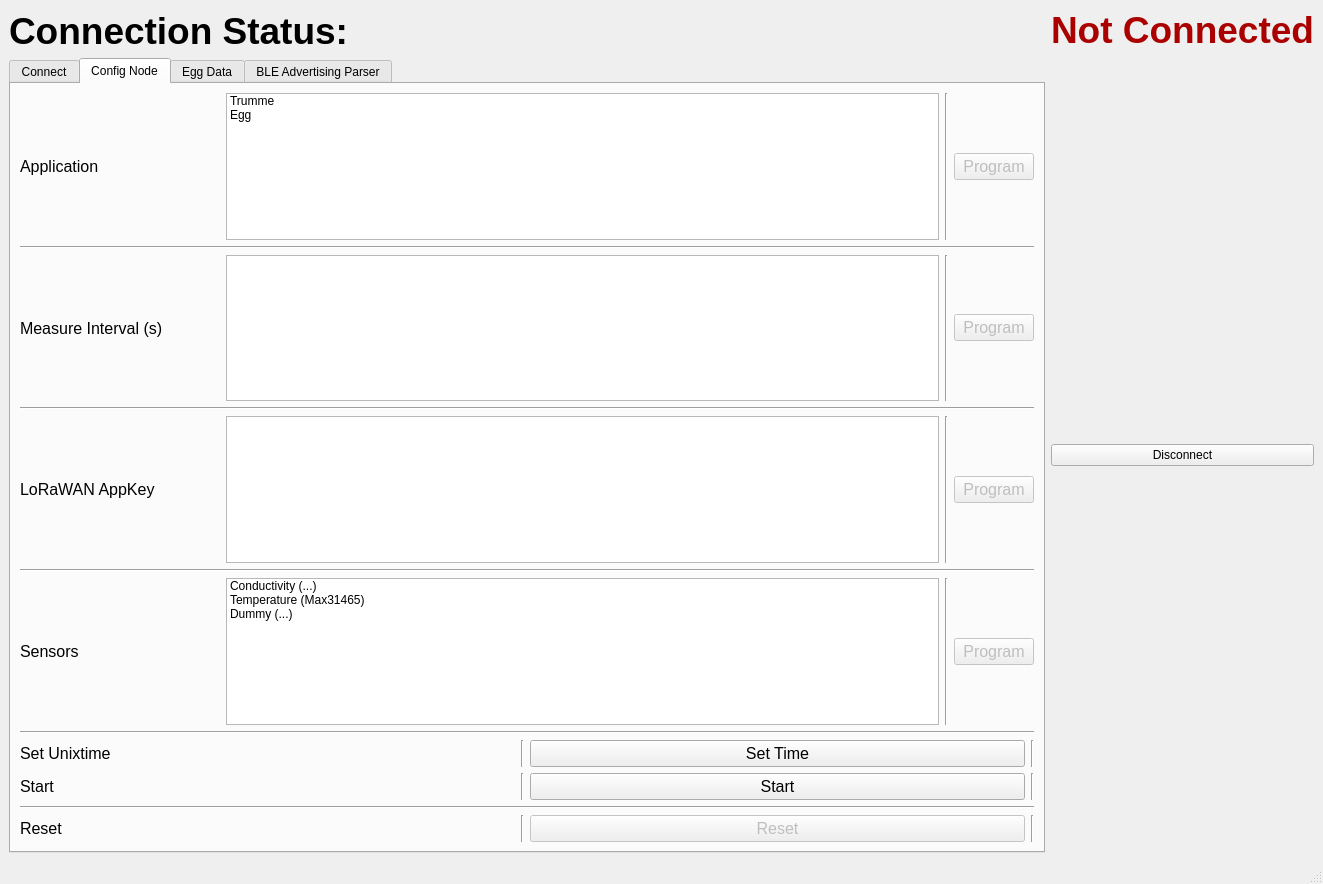
FTZ-CyberSec/WGS4.0_BLE_Configuration_App, file MainUI.ui: the form before one commit.
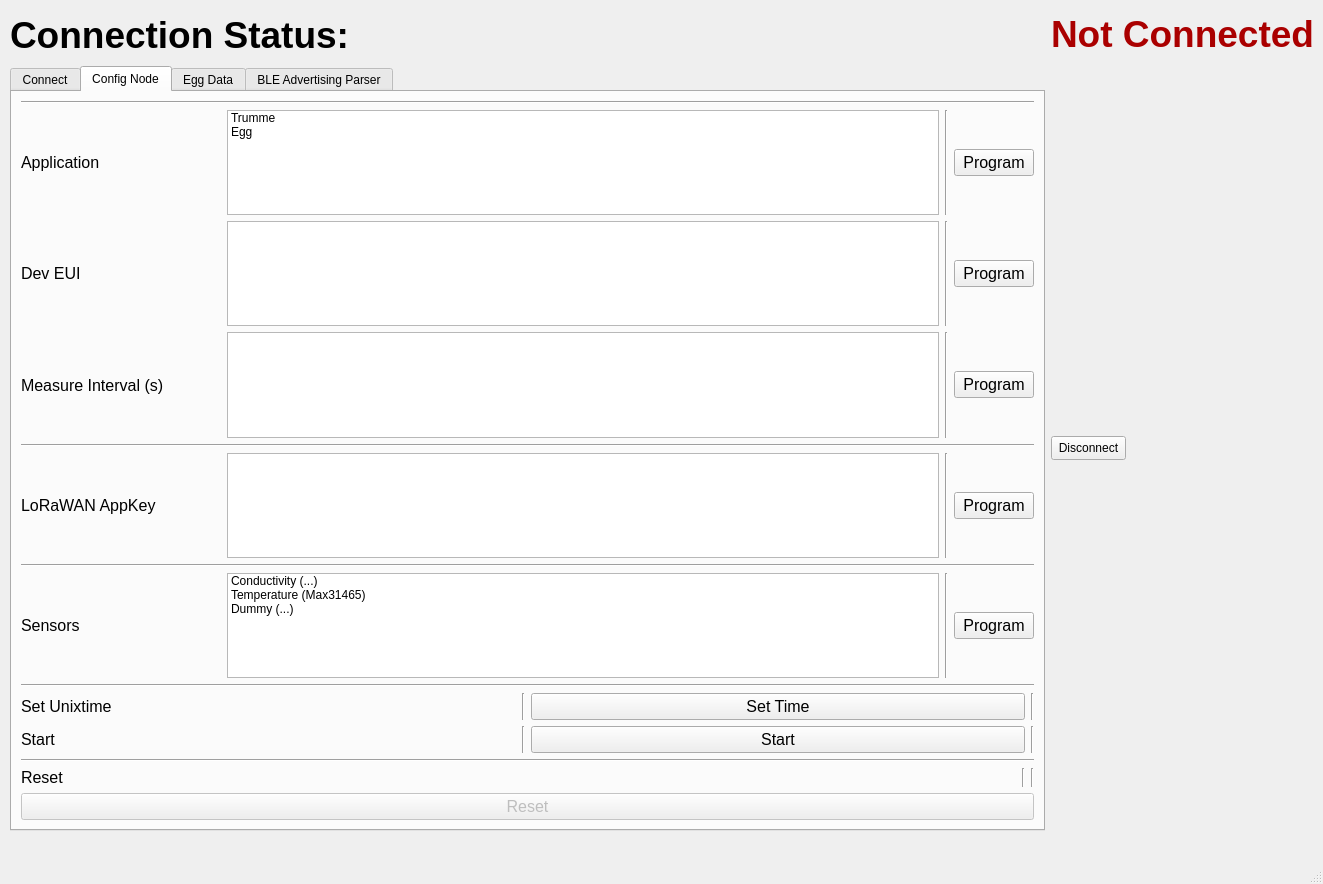
The form after the commit. The open tabs and pages were chosen to show the change.

Patch:
```diff
--- a/MainUI.ui
+++ b/MainUI.ui
@@ -26,55 +26,15 @@
    <enum>QTabWidget::Rounded</enum>
   </property>
   <widget class="QWidget" name="centralwidget">
-   <layout class="QGridLayout" name="gridLayout_2">
-    <item row="0" column="0">
-     <layout class="QGridLayout" name="gridLayout">
-      <property name="sizeConstraint">
-       <enum>QLayout::SetDefaultConstraint</enum>
-      </property>
-      <item row="0" column="0">
-       <widget class="QLabel" name="connectionLabel">
-        <property name="font">
-         <font>
-          <pointsize>28</pointsize>
-          <weight>75</weight>
-          <bold>true</bold>
-         </font>
-        </property>
-        <property name="text">
-         <string>Connection Status: </string>
-        </property>
-       </widget>
-      </item>
-      <item row="1" column="1">
-       <widget class="QPushButton" name="disconnectButton">
-        <property name="text">
-         <string>Disconnect</string>
-        </property>
-       </widget>
-      </item>
-      <item row="0" column="1">
-       <widget class="QLabel" name="connectionStatusLabel">
-        <property name="font">
-         <font>
-          <pointsize>28</pointsize>
-          <weight>75</weight>
-          <bold>true</bold>
-         </font>
-        </property>
-        <property name="toolTip">
-         <string>&lt;html&gt;&lt;head/&gt;&lt;body&gt;&lt;p&gt;ss&lt;/p&gt;&lt;/body&gt;&lt;/html&gt;</string>
-        </property>
-        <property name="whatsThis">
-         <string>&lt;html&gt;&lt;head/&gt;&lt;body&gt;&lt;p&gt;Connection Status&lt;/p&gt;&lt;/body&gt;&lt;/html&gt;</string>
-        </property>
-        <property name="text">
-         <string>&lt;html&gt;&lt;head/&gt;&lt;body&gt;&lt;p&gt;&lt;span style=&quot; color:#aa0000;&quot;&gt;Not Connected&lt;/span&gt;&lt;/p&gt;&lt;/body&gt;&lt;/html&gt;</string>
-        </property>
-       </widget>
-      </item>
-      <item row="1" column="0">
        <widget class="QTabWidget" name="tabWidget">
+    <property name="geometry">
+     <rect>
+      <x>10</x>
+      <y>66</y>
+      <width>1035</width>
+      <height>765</height>
+     </rect>
+    </property>
         <property name="sizePolicy">
          <sizepolicy hsizetype="Expanding" vsizetype="Expanding">
           <horstretch>0</horstretch>
@@ -231,144 +191,58 @@
           <string>Config Node</string>
          </attribute>
          <layout class="QGridLayout" name="gridLayout_5">
-          <item row="0" column="0">
-           <layout class="QVBoxLayout" name="verticalLayout_2">
-            <item>
-             <layout class="QHBoxLayout" name="horizontalLayout_5">
-              <item>
-               <widget class="QLabel" name="label_2">
-                <property name="minimumSize">
-                 <size>
-                  <width>200</width>
-                  <height>0</height>
-                 </size>
-                </property>
-                <property name="font">
-                 <font>
-                  <pointsize>12</pointsize>
-                 </font>
-                </property>
-                <property name="text">
-                 <string>Application</string>
-                </property>
-               </widget>
-              </item>
-              <item>
-               <widget class="QListWidget" name="configListApp">
-                <item>
-                 <property name="text">
-                  <string>Trumme</string>
-                 </property>
-                 <property name="statusTip">
-                  <string>Trummenanwendungsfall</string>
-                 </property>
-                 <property name="whatsThis">
-                  <string>Trummenanwendungsfall</string>
-                 </property>
-                </item>
-                <item>
-                 <property name="text">
-                  <string>Egg</string>
-                 </property>
-                </item>
-               </widget>
-              </item>
-              <item>
-               <widget class="Line" name="line_9">
-                <property name="orientation">
-                 <enum>Qt::Vertical</enum>
-                </property>
-               </widget>
-              </item>
-              <item>
-               <widget class="QPushButton" name="configProgramButtonApp">
-                <property name="enabled">
-                 <bool>false</bool>
-                </property>
-                <property name="font">
-                 <font>
-                  <pointsize>12</pointsize>
-                 </font>
-                </property>
-                <property name="text">
-                 <string>Program</string>
-                </property>
-               </widget>
-              </item>
-             </layout>
-            </item>
-            <item>
-             <widget class="Line" name="line_3">
-              <property name="orientation">
-               <enum>Qt::Horizontal</enum>
-              </property>
-             </widget>
-            </item>
-           </layout>
-          </item>
-          <item row="1" column="0">
-           <layout class="QVBoxLayout" name="verticalLayout_3">
-            <item>
-             <layout class="QHBoxLayout" name="horizontalLayout_4">
-              <item>
-               <widget class="QLabel" name="label_3">
-                <property name="minimumSize">
-                 <size>
-                  <width>200</width>
-                  <height>0</height>
-                 </size>
-                </property>
-                <property name="font">
-                 <font>
-                  <pointsize>12</pointsize>
-                 </font>
-                </property>
-                <property name="text">
-                 <string>Measure Interval (s)</string>
-                </property>
-               </widget>
-              </item>
-              <item>
-               <widget class="QTextEdit" name="configFieldMeasureTime">
-                <property name="styleSheet">
-                 <string notr="true"/>
-                </property>
-               </widget>
-              </item>
-              <item>
-               <widget class="Line" name="line_10">
-                <property name="orientation">
-                 <enum>Qt::Vertical</enum>
-                </property>
-               </widget>
-              </item>
-              <item>
-               <widget class="QPushButton" name="configProgramButtonMeasureInterval">
-                <property name="enabled">
-                 <bool>false</bool>
-                </property>
-                <property name="font">
-                 <font>
-                  <pointsize>12</pointsize>
-                 </font>
-                </property>
-                <property name="text">
-                 <string>Program</string>
-                </property>
-               </widget>
-              </item>
-             </layout>
-            </item>
-            <item>
-             <widget class="Line" name="line_4">
-              <property name="orientation">
-               <enum>Qt::Horizontal</enum>
-              </property>
-             </widget>
-            </item>
-           </layout>
-          </item>
           <item row="2" column="0">
+       <layout class="QHBoxLayout" name="horizontalLayout_8">
+        <item>
+         <widget class="QLabel" name="label_9">
+          <property name="minimumSize">
+           <size>
+            <width>200</width>
+            <height>0</height>
+           </size>
+          </property>
+          <property name="font">
+           <font>
+            <pointsize>12</pointsize>
+           </font>
+          </property>
+          <property name="text">
+           <string>Dev EUI</string>
+          </property>
+         </widget>
+        </item>
+        <item>
+         <widget class="QTextEdit" name="configFieldDevEUI">
+          <property name="styleSheet">
+           <string notr="true"/>
+          </property>
+         </widget>
+        </item>
+        <item>
+         <widget class="Line" name="line_15">
+          <property name="orientation">
+           <enum>Qt::Vertical</enum>
+          </property>
+         </widget>
+        </item>
+        <item>
+         <widget class="QPushButton" name="configButtonDevEUI">
+          <property name="enabled">
+           <bool>true</bool>
+          </property>
+          <property name="font">
+           <font>
+            <pointsize>12</pointsize>
+           </font>
+          </property>
+          <property name="text">
+           <string>Program</string>
+          </property>
+         </widget>
+        </item>
+       </layout>
+      </item>
+      <item row="4" column="0">
            <layout class="QVBoxLayout" name="verticalLayout_4">
             <item>
              <layout class="QHBoxLayout" name="horizontalLayout_7">
@@ -403,7 +277,7 @@
               <item>
                <widget class="QPushButton" name="configProgramButtonAppKey">
                 <property name="enabled">
-                 <bool>false</bool>
+             <bool>true</bool>
                 </property>
                 <property name="font">
                  <font>
@@ -426,7 +300,113 @@
             </item>
            </layout>
           </item>
-          <item row="3" column="0">
+      <item row="6" column="0">
+       <layout class="QHBoxLayout" name="horizontalLayout_6">
+        <item>
+         <widget class="QLabel" name="label_8">
+          <property name="font">
+           <font>
+            <pointsize>12</pointsize>
+           </font>
+          </property>
+          <property name="text">
+           <string>Set Unixtime</string>
+          </property>
+         </widget>
+        </item>
+        <item>
+         <widget class="Line" name="line_20">
+          <property name="orientation">
+           <enum>Qt::Vertical</enum>
+          </property>
+         </widget>
+        </item>
+        <item>
+         <widget class="QPushButton" name="configProgramButtonTime">
+          <property name="font">
+           <font>
+            <pointsize>12</pointsize>
+           </font>
+          </property>
+          <property name="text">
+           <string>Set Time</string>
+          </property>
+         </widget>
+        </item>
+        <item>
+         <widget class="Line" name="line_21">
+          <property name="orientation">
+           <enum>Qt::Vertical</enum>
+          </property>
+         </widget>
+        </item>
+       </layout>
+      </item>
+      <item row="1" column="0">
+       <layout class="QHBoxLayout" name="horizontalLayout_5">
+        <item>
+         <widget class="QLabel" name="label_2">
+          <property name="minimumSize">
+           <size>
+            <width>200</width>
+            <height>0</height>
+           </size>
+          </property>
+          <property name="font">
+           <font>
+            <pointsize>12</pointsize>
+           </font>
+          </property>
+          <property name="text">
+           <string>Application</string>
+          </property>
+         </widget>
+        </item>
+        <item>
+         <widget class="QListWidget" name="configListApp">
+          <item>
+           <property name="text">
+            <string>Trumme</string>
+           </property>
+           <property name="statusTip">
+            <string>Trummenanwendungsfall</string>
+           </property>
+           <property name="whatsThis">
+            <string>Trummenanwendungsfall</string>
+           </property>
+          </item>
+          <item>
+           <property name="text">
+            <string>Egg</string>
+           </property>
+          </item>
+         </widget>
+        </item>
+        <item>
+         <widget class="Line" name="line_9">
+          <property name="orientation">
+           <enum>Qt::Vertical</enum>
+          </property>
+         </widget>
+        </item>
+        <item>
+         <widget class="QPushButton" name="configProgramButtonApp">
+          <property name="enabled">
+           <bool>true</bool>
+          </property>
+          <property name="font">
+           <font>
+            <pointsize>12</pointsize>
+           </font>
+          </property>
+          <property name="text">
+           <string>Program</string>
+          </property>
+         </widget>
+        </item>
+       </layout>
+      </item>
+      <item row="5" column="0">
            <layout class="QVBoxLayout" name="verticalLayout_5">
             <item>
              <layout class="QHBoxLayout" name="horizontalLayout_3">
@@ -480,7 +460,7 @@
               <item>
                <widget class="QPushButton" name="configProgramButtonSensors">
                 <property name="enabled">
-                 <bool>false</bool>
+             <bool>true</bool>
                 </property>
                 <property name="font">
                  <font>
@@ -503,49 +483,7 @@
             </item>
            </layout>
           </item>
-          <item row="4" column="0">
-           <layout class="QHBoxLayout" name="horizontalLayout_6">
-            <item>
-             <widget class="QLabel" name="label_8">
-              <property name="font">
-               <font>
-                <pointsize>12</pointsize>
-               </font>
-              </property>
-              <property name="text">
-               <string>Set Unixtime</string>
-              </property>
-             </widget>
-            </item>
-            <item>
-             <widget class="Line" name="line_20">
-              <property name="orientation">
-               <enum>Qt::Vertical</enum>
-              </property>
-             </widget>
-            </item>
-            <item>
-             <widget class="QPushButton" name="configProgramButtonTime">
-              <property name="font">
-               <font>
-                <pointsize>12</pointsize>
-               </font>
-              </property>
-              <property name="text">
-               <string>Set Time</string>
-              </property>
-             </widget>
-            </item>
-            <item>
-             <widget class="Line" name="line_21">
-              <property name="orientation">
-               <enum>Qt::Vertical</enum>
-              </property>
-             </widget>
-            </item>
-           </layout>
-          </item>
-          <item row="5" column="0">
+      <item row="7" column="0">
            <layout class="QVBoxLayout" name="verticalLayout_6">
             <item>
              <layout class="QHBoxLayout" name="horizontalLayout_2">
@@ -598,7 +536,7 @@
             </item>
            </layout>
           </item>
-          <item row="6" column="0">
+      <item row="8" column="0">
            <layout class="QHBoxLayout" name="horizontalLayout">
             <item>
              <widget class="QLabel" name="label_7">
@@ -619,21 +557,6 @@
               </property>
              </widget>
             </item>
-            <item>
-             <widget class="QPushButton" name="configProgramButtonReset">
-              <property name="enabled">
-               <bool>false</bool>
-              </property>
-              <property name="font">
-               <font>
-                <pointsize>12</pointsize>
-               </font>
-              </property>
-              <property name="text">
-               <string>Reset</string>
-              </property>
-             </widget>
-            </item>
             <item>
              <widget class="Line" name="line_14">
               <property name="orientation">
@@ -643,6 +566,94 @@
             </item>
            </layout>
           </item>
+      <item row="0" column="0">
+       <layout class="QVBoxLayout" name="verticalLayout_2">
+        <item>
+         <widget class="Line" name="line_3">
+          <property name="orientation">
+           <enum>Qt::Horizontal</enum>
+          </property>
+         </widget>
+        </item>
+       </layout>
+      </item>
+      <item row="3" column="0">
+       <layout class="QVBoxLayout" name="verticalLayout_3">
+        <item>
+         <layout class="QHBoxLayout" name="horizontalLayout_4">
+          <item>
+           <widget class="QLabel" name="label_3">
+            <property name="minimumSize">
+             <size>
+              <width>200</width>
+              <height>0</height>
+             </size>
+            </property>
+            <property name="font">
+             <font>
+              <pointsize>12</pointsize>
+             </font>
+            </property>
+            <property name="text">
+             <string>Measure Interval (s)</string>
+            </property>
+           </widget>
+          </item>
+          <item>
+           <widget class="QTextEdit" name="configFieldMeasureTime">
+            <property name="styleSheet">
+             <string notr="true"/>
+            </property>
+           </widget>
+          </item>
+          <item>
+           <widget class="Line" name="line_10">
+            <property name="orientation">
+             <enum>Qt::Vertical</enum>
+            </property>
+           </widget>
+          </item>
+          <item>
+           <widget class="QPushButton" name="configProgramButtonMeasureInterval">
+            <property name="enabled">
+             <bool>true</bool>
+            </property>
+            <property name="font">
+             <font>
+              <pointsize>12</pointsize>
+             </font>
+            </property>
+            <property name="text">
+             <string>Program</string>
+            </property>
+           </widget>
+          </item>
+         </layout>
+        </item>
+        <item>
+         <widget class="Line" name="line_4">
+          <property name="orientation">
+           <enum>Qt::Horizontal</enum>
+          </property>
+         </widget>
+        </item>
+       </layout>
+      </item>
+      <item row="9" column="0">
+       <widget class="QPushButton" name="configProgramButtonReset">
+        <property name="enabled">
+         <bool>false</bool>
+        </property>
+        <property name="font">
+         <font>
+          <pointsize>12</pointsize>
+         </font>
+        </property>
+        <property name="text">
+         <string>Reset</string>
+        </property>
+       </widget>
+      </item>
          </layout>
         </widget>
         <widget class="QWidget" name="tab">
@@ -736,10 +747,63 @@
          </layout>
         </widget>
        </widget>
-      </item>
-     </layout>
-    </item>
-   </layout>
+   <widget class="QPushButton" name="disconnectButton">
+    <property name="geometry">
+     <rect>
+      <x>1051</x>
+      <y>436</y>
+      <width>75</width>
+      <height>24</height>
+     </rect>
+    </property>
+    <property name="text">
+     <string>Disconnect</string>
+    </property>
+   </widget>
+   <widget class="QLabel" name="connectionLabel">
+    <property name="geometry">
+     <rect>
+      <x>10</x>
+      <y>10</y>
+      <width>336</width>
+      <height>50</height>
+     </rect>
+    </property>
+    <property name="font">
+     <font>
+      <pointsize>28</pointsize>
+      <bold>true</bold>
+     </font>
+    </property>
+    <property name="text">
+     <string>Connection Status: </string>
+    </property>
+   </widget>
+   <widget class="QLabel" name="connectionStatusLabel">
+    <property name="geometry">
+     <rect>
+      <x>1051</x>
+      <y>10</y>
+      <width>262</width>
+      <height>50</height>
+     </rect>
+    </property>
+    <property name="font">
+     <font>
+      <pointsize>28</pointsize>
+      <bold>true</bold>
+     </font>
+    </property>
+    <property name="toolTip">
+     <string>&lt;html&gt;&lt;head/&gt;&lt;body&gt;&lt;p&gt;ss&lt;/p&gt;&lt;/body&gt;&lt;/html&gt;</string>
+    </property>
+    <property name="whatsThis">
+     <string>&lt;html&gt;&lt;head/&gt;&lt;body&gt;&lt;p&gt;Connection Status&lt;/p&gt;&lt;/body&gt;&lt;/html&gt;</string>
+    </property>
+    <property name="text">
+     <string>&lt;html&gt;&lt;head/&gt;&lt;body&gt;&lt;p&gt;&lt;span style=&quot; color:#aa0000;&quot;&gt;Not Connected&lt;/span&gt;&lt;/p&gt;&lt;/body&gt;&lt;/html&gt;</string>
+    </property>
+   </widget>
   </widget>
   <widget class="QMenuBar" name="menubar">
    <property name="geometry">
```
Left out of the diff: 19 changed lines with no effect on the pictures. Lines whose indentation alone changed are shown as unchanged.
